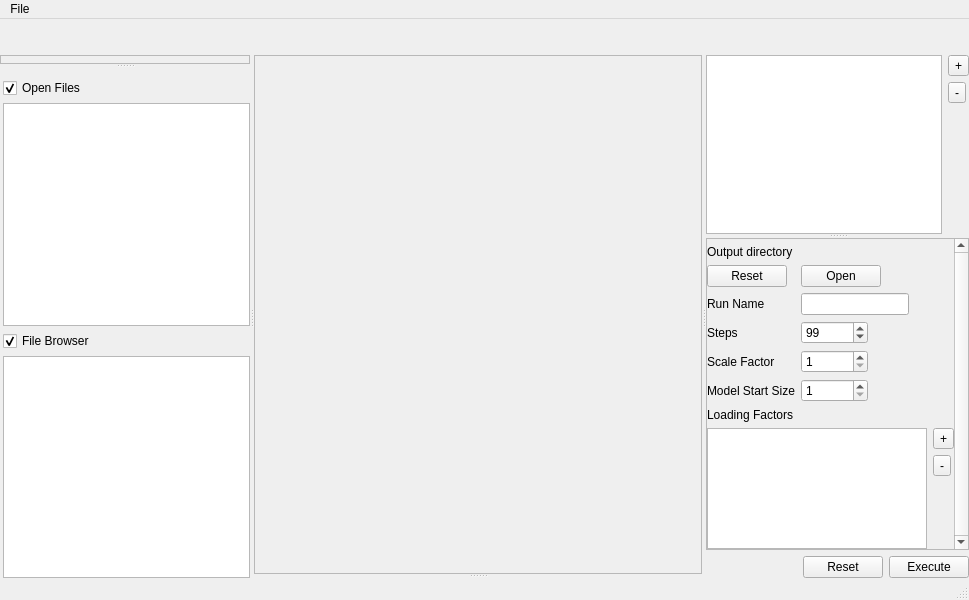
This is gui/mainwindow.ui in ronpandolfi/Xi-cam as Qt 5 draws it before an edit. The edited form follows.
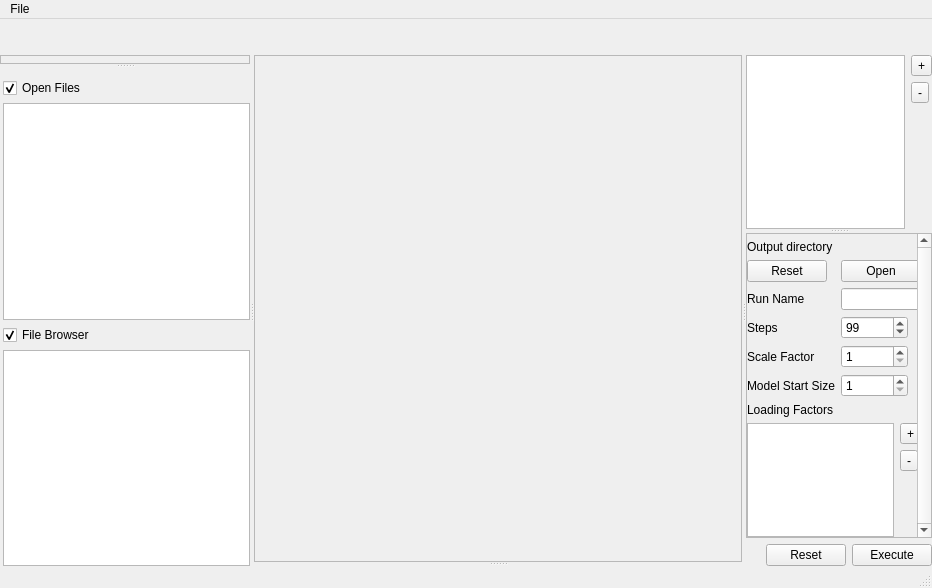
This is the edited form. The open tabs and pages were chosen to show the change. Icons and pictures are not drawn.

The edit to the form file:
```diff
--- a/gui/mainwindow.ui
+++ b/gui/mainwindow.ui
@@ -6,8 +6,8 @@
    <rect>
     <x>0</x>
     <y>0</y>
-    <width>969</width>
-    <height>600</height>
+       <width>932</width>
+       <height>588</height>
    </rect>
   </property>
   <property name="sizePolicy">
@@ -85,6 +85,12 @@
     </item>
     <item>
         <widget class="QSplitter" name="splitter_4">
+            <property name="sizePolicy">
+                <sizepolicy hsizetype="Expanding" vsizetype="Expanding">
+                    <horstretch>0</horstretch>
+                    <verstretch>0</verstretch>
+                </sizepolicy>
+            </property>
       <property name="orientation">
        <enum>Qt::Horizontal</enum>
       </property>
@@ -267,6 +273,12 @@
                                     <verstretch>5</verstretch>
                                 </sizepolicy>
                             </property>
+                            <property name="minimumSize">
+                                <size>
+                                    <width>300</width>
+                                    <height>0</height>
+                                </size>
+                            </property>
                             <property name="orientation">
                                 <enum>Qt::Vertical</enum>
                             </property>
@@ -301,8 +313,8 @@
                              <rect>
                                  <x>0</x>
                                  <y>0</y>
-                                 <width>195</width>
-                                 <height>497</height>
+                                 <width>298</width>
+                                 <height>485</height>
                              </rect>
                          </property>
                      </widget>
@@ -716,7 +728,7 @@
               <rect>
                <x>0</x>
                <y>0</y>
-                  <width>203</width>
+                  <width>446</width>
                   <height>336</height>
               </rect>
              </property>
@@ -961,7 +973,7 @@
     <rect>
      <x>0</x>
      <y>0</y>
-     <width>969</width>
+        <width>932</width>
      <height>22</height>
     </rect>
    </property>
```
